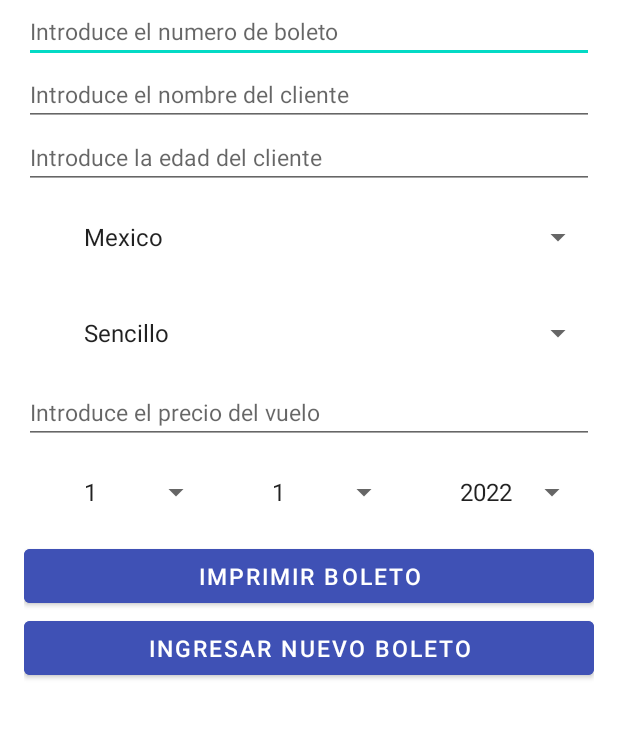
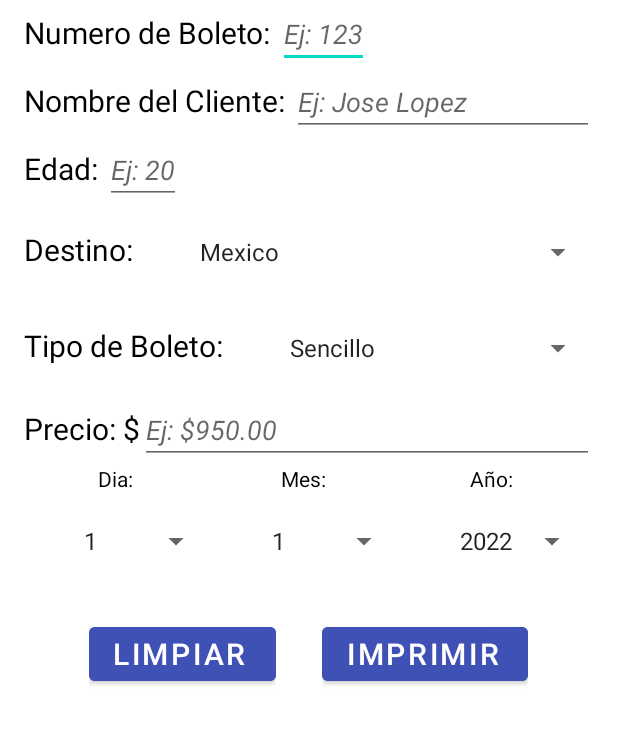
Before and after one commit to UlisesGarcia7/Practica03-Agencia, an Android app: the screen it shows after launch (MainActivity), on a phone screen of 412 x 824 dp, the part 171-916 px from its top. Run offline under Robolectric (Android 15) with nearby library versions, the phone set to English and light mode, and no system bars.

```diff
--- a/app/src/main/java/com/example/agencia/MainActivity.java
+++ b/app/src/main/java/com/example/agencia/MainActivity.java
@@ -81,7 +81,7 @@ public class MainActivity extends AppCompatActivity {
                         spnDia.getSelectedItem().toString().trim().equals("") ||
                         spnMes.getSelectedItem().toString().trim().equals("") ||
                         spnAño.getSelectedItem().toString().trim().equals("")){
-                    Toast.makeText(MainActivity.this, "Es Necesario Llenar Todos los Campos",Toast.LENGTH_LONG).show();
+                        Toast.makeText(MainActivity.this, "Es Necesario Llenar Todos los Campos",Toast.LENGTH_LONG).show();
                 } else{
                     int numBoleto = Integer.parseInt(txtNumBoleto.getText().toString());
                     String nomCliente = txtNombre.getText().toString();
@@ -101,16 +101,17 @@ public class MainActivity extends AppCompatActivity {
                     Boleto.setFecha(fecha);
 
                     lblImpresion.setText(" - - - - - - - -  - - - - - IMPRESION DE BOLETO - - - - - - - - - - - - - " +
-                                  "\nNumero de Boleto: " + Boleto.getNumBoleto() +
-                                  "\nNombre del Cliente: " + Boleto.getNomCliente() +
+                                  "\nNo°Boleto: " + Boleto.getNumBoleto() +
+                                  "\nNombre Cliente: " + Boleto.getNomCliente() +
                                   "\nDestino: " + Boleto.getDestino() +
-                                  "\nTipo de Viaje: " + Boleto.getTipoViaje() +
+                                  "\nTipo Viaje: " + Boleto.getTipoViaje() +
                                   "\nPrecio: $" + Boleto.getPrecio() +
                                   "\nFecha: " + Boleto.getFecha() +
+                                  "\nIMPORTE" +
                                   "\nSubtotal: $" + Boleto.calcularSubTotal() +
-                                  "\nImpuesto: $" + Boleto.calcularImpuesto() +
-                                  "\nDescuento: $" + Boleto.calcularDescuento(edad) +
-                                  "\nTotal: $" + Boleto.calcularTotal(edad));
+                                  "\nImpuesto 16% (+): $" + Boleto.calcularImpuesto() +
+                                  "\nDescuento (-): $" + Boleto.calcularDescuento(edad) +
+                                  "\nTotal a pagar: $" + Boleto.calcularTotal(edad));
                 }
             }
         });
@@ -119,7 +120,7 @@ public class MainActivity extends AppCompatActivity {
             @Override
             public void onClick(View v) {
                 if(lblImpresion.getText().toString().matches("")){
-                    Toast.makeText(MainActivity.this, "No Hay Ningun Boleto Impreso",Toast.LENGTH_LONG).show();
+                    Toast.makeText(MainActivity.this, "No todos o ningun estan llenos",Toast.LENGTH_LONG).show();
                 } else {
                     txtNumBoleto.setText("");
                     txtNombre.setText("");
--- a/app/src/main/res/layout/activity_main.xml
+++ b/app/src/main/res/layout/activity_main.xml
@@ -11,9 +11,8 @@
         android:layout_height="match_parent"
         android:orientation="vertical"
         android:paddingLeft="16dp"
-        android:paddingTop="16dp"
         android:paddingRight="16dp"
-        android:paddingBottom="16dp">
+        android:paddingTop="16dp">
 
         <TextView
             android:layout_width="match_parent"
@@ -21,92 +20,206 @@
             android:text="Agencia 'El Destino Feliz'"
             android:textAlignment="center"
             android:textColor="@color/black"
-            android:textSize="25sp"
-            android:textStyle="bold"></TextView>
+            android:textSize="25dp"
+            android:textStyle="bold"/>
+
+        <LinearLayout
+            android:layout_width="match_parent"
+            android:layout_height="wrap_content"
+            android:orientation="horizontal">
+            <TextView
+                android:layout_width="wrap_content"
+                android:layout_height="wrap_content"
+                android:text="Numero de Boleto: "
+                android:textSize="20dp"
+                android:textColor="@color/black"/>
 
             <EditText
                 android:id="@+id/txtNumBoleto"
+                android:layout_width="wrap_content"
+                android:layout_height="wrap_content"
+                android:hint="Ej: 123"
+                android:inputType="number"
+                android:textStyle="italic"/>
+        </LinearLayout>
+
+        <LinearLayout
             android:layout_width="match_parent"
             android:layout_height="wrap_content"
-            android:hint="Introduce el numero de boleto"
-            android:inputType="number"
-            android:textSize="15sp"></EditText>
+            android:orientation="horizontal">
+            <TextView
+                android:layout_width="wrap_content"
+                android:layout_height="wrap_content"
+                android:text="Nombre del Cliente: "
+                android:textSize="20dp"
+                android:textColor="@color/black"/>
 
             <EditText
                 android:id="@+id/txtNombre"
                 android:layout_width="match_parent"
                 android:layout_height="wrap_content"
-            android:hint="Introduce el nombre del cliente"
-            android:textSize="15sp"></EditText>
-
-        <EditText
-            android:id="@+id/txtEdad"
-            android:layout_width="match_parent"
-            android:layout_height="wrap_content"
-            android:hint="Introduce la edad del cliente"
-            android:inputType="number"
-            android:textSize="15sp"></EditText>
-
-        <Spinner
-            android:id="@+id/spnDestino"
-            android:layout_width="match_parent"
-            android:layout_height="wrap_content"></Spinner>
-
-        <Spinner
-            android:id="@+id/spnTipoBoleto"
-            android:layout_width="match_parent"
-            android:layout_height="wrap_content"></Spinner>
-
-        <EditText
-            android:id="@+id/txtPrecio"
-            android:layout_width="match_parent"
-            android:layout_height="wrap_content"
-            android:hint="Introduce el precio del vuelo"
-            android:inputType="numberDecimal"
-            android:textSize="15sp"></EditText>
+                android:hint="Ej: Jose Lopez"
+                android:inputType="text"
+                android:textStyle="italic"/>
+        </LinearLayout>
 
         <LinearLayout
             android:layout_width="match_parent"
             android:layout_height="wrap_content"
             android:orientation="horizontal">
+            <TextView
+                android:layout_width="wrap_content"
+                android:layout_height="wrap_content"
+                android:text="Edad: "
+                android:textSize="20dp"
+                android:textColor="@color/black"/>
 
+            <EditText
+                android:id="@+id/txtEdad"
+                android:layout_width="wrap_content"
+                android:layout_height="wrap_content"
+                android:hint="Ej: 20"
+                android:inputType="number"
+                android:textStyle="italic"/>
+        </LinearLayout>
+
+        <LinearLayout
+            android:layout_width="match_parent"
+            android:layout_height="wrap_content"
+            android:orientation="horizontal">
+            <TextView
+                android:layout_width="wrap_content"
+                android:layout_height="wrap_content"
+                android:text="Destino: "
+                android:textSize="20dp"
+                android:textColor="@color/black"/>
+            <Spinner
+                android:id="@+id/spnDestino"
+                android:layout_width="match_parent"
+                android:layout_height="wrap_content"/>
+        </LinearLayout>
+
+        <LinearLayout
+            android:layout_width="match_parent"
+            android:layout_height="wrap_content"
+            android:orientation="horizontal">
+            <TextView
+                android:layout_width="wrap_content"
+                android:layout_height="wrap_content"
+                android:text="Tipo de Boleto: "
+                android:textSize="20dp"
+                android:textColor="@color/black"/>
+            <Spinner
+                android:id="@+id/spnTipoBoleto"
+                android:layout_width="match_parent"
+                android:layout_height="wrap_content"/>
+        </LinearLayout>
+
+        <LinearLayout
+            android:layout_width="match_parent"
+            android:layout_height="wrap_content"
+            android:orientation="horizontal">
+            <TextView
+                android:layout_width="wrap_content"
+                android:layout_height="wrap_content"
+                android:text="Precio: $"
+                android:textSize="20dp"
+                android:textColor="@color/black"/>
+            <EditText
+                android:id="@+id/txtPrecio"
+                android:layout_width="match_parent"
+                android:layout_height="wrap_content"
+                android:hint="Ej: $950.00"
+                android:inputType="numberDecimal"
+                android:textStyle="italic"/>
+        </LinearLayout>
+
+        <LinearLayout
+            android:layout_width="match_parent"
+            android:layout_height="wrap_content"
+            android:orientation="horizontal">
+            <TextView
+                android:text="Dia: "
+                android:layout_width="125dp"
+                android:gravity="center"
+                android:layout_height="wrap_content"
+                android:textColor="@color/black"/>
+            <TextView
+                android:text="Mes: "
+                android:gravity="center"
+                android:layout_width="125dp"
+                android:layout_height="wrap_content"
+                android:textColor="@color/black"/>
+            <TextView
+                android:text="Año: "
+                android:layout_width="125dp"
+                android:gravity="center"
+                android:layout_height="wrap_content"
+                android:textColor="@color/black"/>
+        </LinearLayout>
+
+        <LinearLayout
+            android:layout_width="match_parent"
+            android:layout_height="wrap_content"
+            android:orientation="horizontal">
             <Spinner
                 android:id="@+id/spnDia"
                 android:layout_width="125dp"
                 android:layout_height="wrap_content"></Spinner>
-
             <Spinner
                 android:id="@+id/spnMes"
                 android:layout_width="125dp"
                 android:layout_height="wrap_content"></Spinner>
-
             <Spinner
                 android:id="@+id/spnAño"
                 android:layout_width="125dp"
                 android:layout_height="wrap_content"></Spinner>
+        </LinearLayout>
+
+        <TextView
+            android:id="@+id/lblImpresion"
+            android:layout_width="wrap_content"
+            android:textColor="@color/black"
+            android:background="#6F7593"
+            android:layout_height="wrap_content"/>
+
+        <LinearLayout
+            android:layout_width="match_parent"
+            android:layout_height="wrap_content"
+            android:gravity="center"
+            android:orientation="horizontal">
+
+        <LinearLayout
+            android:layout_width="wrap_content"
+            android:layout_height="wrap_content"
+            android:orientation="horizontal"
+            android:paddingRight="15dp">
+            <Button
+                android:id="@+id/btnNuevo"
+                android:layout_width="wrap_content"
+                android:layout_height="wrap_content"
+                android:backgroundTint="#3F51B5"
+                android:paddingRight="20dp"
+                android:text="Limpiar"
+                android:textSize="20dp" />
+        </LinearLayout>
+        <LinearLayout
+            android:layout_width="wrap_content"
+            android:layout_height="wrap_content"
+            android:backgroundTint="#3F51B5"
+            android:orientation="horizontal"
+            android:paddingLeft="15dp">
+            <Button
+                android:id="@+id/btnImprimir"
+                android:layout_width="wrap_content"
+                android:layout_height="wrap_content"
+                android:backgroundTint="#3F51B5"
+                android:paddingRight="20dp"
+                android:text="Imprimir"
+                android:textSize="20dp" />
+        </LinearLayout>
+    </LinearLayout>
 
     </LinearLayout>
 
-        <Button
-            android:id="@+id/btnImprimir"
-            android:layout_width="match_parent"
-            android:layout_height="wrap_content"
-            android:backgroundTint="#3F51B5"
-            android:text="Imprimir Boleto"
-            android:textSize="15sp"></Button>
-
-        <Button
-            android:id="@+id/btnNuevo"
-            android:layout_width="match_parent"
-            android:layout_height="wrap_content"
-            android:backgroundTint="#3F51B5"
-            android:text="Ingresar Nuevo Boleto"
-            android:textSize="15sp"></Button>
-
-        <TextView
-            android:id="@+id/lblImpresion"
-            android:layout_width="match_parent"
-            android:layout_height="wrap_content"></TextView>
-    </LinearLayout>
-
 </androidx.constraintlayout.widget.ConstraintLayout>
```
Lines whose indentation alone changed are shown as unchanged.
